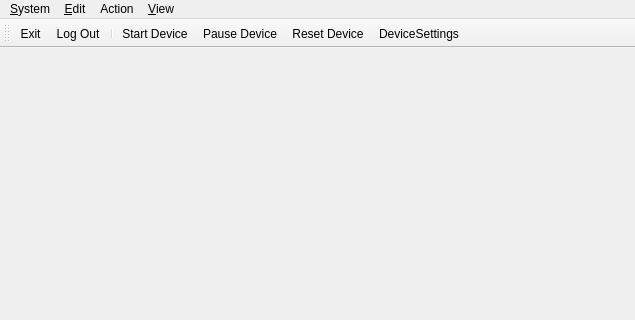
This is client/wndmain.ui in tbikfalvi/Belenus as Qt 5 draws it before an edit; both pictures show x 0 to 635 and y 0 to 320 of the 635 by 579 pixel window. The edited form follows.
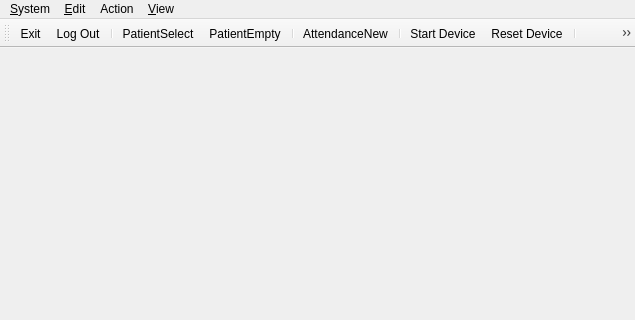
This is the edited form.

Commit message: Patient select ok, attendance alakul. Select dialog kinezeten kell meg gyurni

Diff of the .ui file:
```diff
--- a/client/wndmain.ui
+++ b/client/wndmain.ui
@@ -85,6 +85,12 @@
    <property name="allowedAreas">
     <set>Qt::AllToolBarAreas</set>
    </property>
+   <property name="iconSize">
+    <size>
+     <width>30</width>
+     <height>30</height>
+    </size>
+   </property>
    <attribute name="toolBarArea">
     <enum>TopToolBarArea</enum>
    </attribute>
@@ -94,9 +100,14 @@
    <addaction name="action_Exit"/>
    <addaction name="action_LogOut"/>
    <addaction name="separator"/>
+   <addaction name="actionPatientSelect"/>
+   <addaction name="actionPatientEmpty"/>
+   <addaction name="separator"/>
+   <addaction name="actionAttendanceNew"/>
+   <addaction name="separator"/>
    <addaction name="actionDeviceStart"/>
-   <addaction name="actionDevicePause"/>
    <addaction name="actionDeviceReset"/>
+   <addaction name="separator"/>
    <addaction name="actionDeviceSettings"/>
   </widget>
   <action name="action_Exit">
@@ -191,6 +202,30 @@
     <string>Attendances ...</string>
    </property>
   </action>
+  <action name="actionPatientSelect">
+   <property name="text">
+    <string>PatientSelect</string>
+   </property>
+   <property name="toolTip">
+    <string>Select actual patient</string>
+   </property>
+  </action>
+  <action name="actionPatientEmpty">
+   <property name="text">
+    <string>PatientEmpty</string>
+   </property>
+   <property name="toolTip">
+    <string>Clear actual patient</string>
+   </property>
+  </action>
+  <action name="actionAttendanceNew">
+   <property name="text">
+    <string>AttendanceNew</string>
+   </property>
+   <property name="toolTip">
+    <string>Add new attendance for actual patient</string>
+   </property>
+  </action>
  </widget>
  <resources/>
  <connections>
```
Left out of the diff: 2 changed lines with no effect on the pictures. The commit also changes 10 other files.
